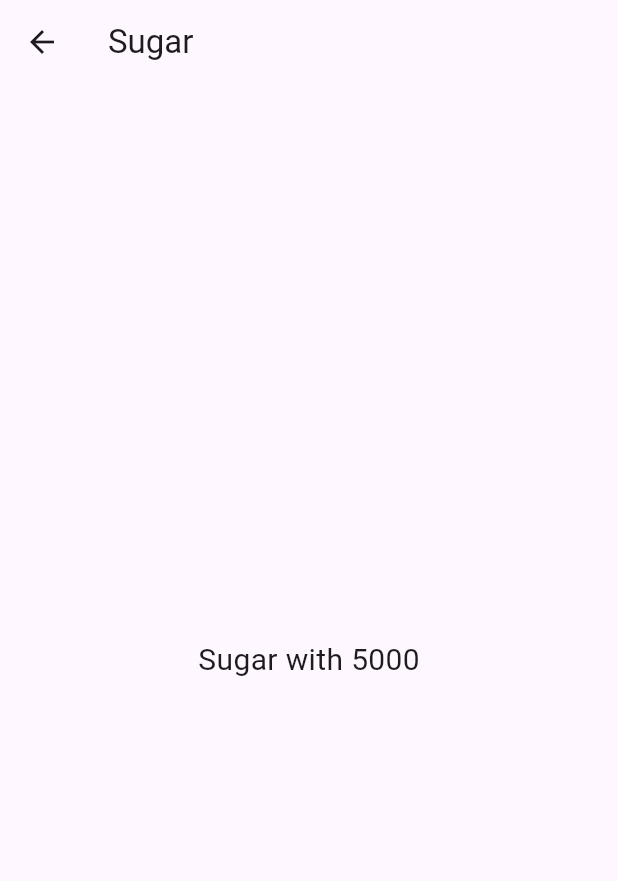
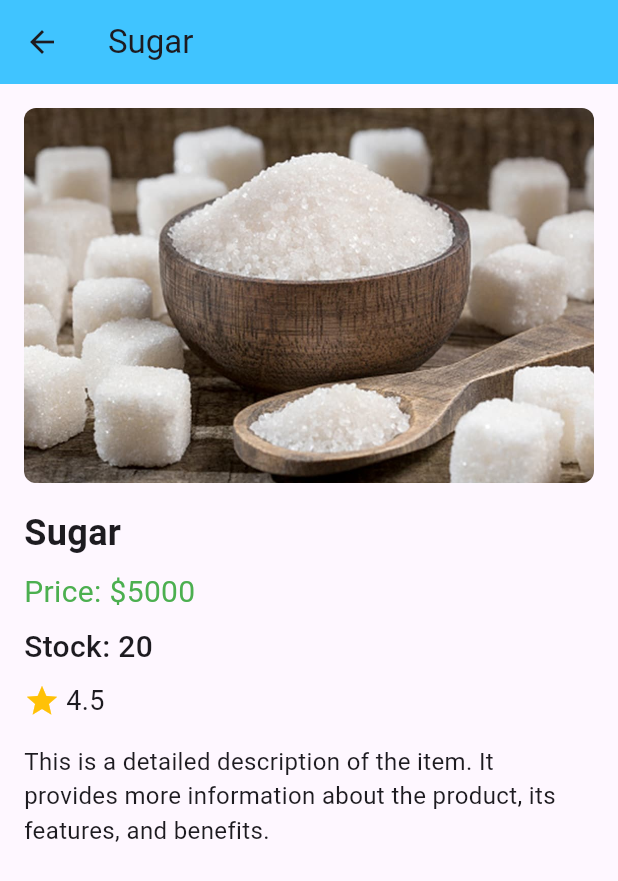
Before and after one commit to stewistzz/navigation_belanja, a Flutter app: the screen it shows after launch, after a tap on "Sugar", on a phone screen of 412 x 824 dp. Shown: the top 881 px of the screen. Run offline on Flutter 3.47's test engine with Material 3 defaults, Android fonts, the phone set to English and light mode, and no system bars.

Commit message:
modified item product

```diff
--- a/lib/models/item.dart
+++ b/lib/models/item.dart
@@ -4,11 +4,13 @@ class Item {
   final int price;
   final String imageUrl;
   final double rating;
+  final int stock;
 
   Item({
     required this.name,
     required this.price,
     required this.imageUrl,
     required this.rating,
+    required this.stock,
   });
 }
--- a/lib/pages/home_page.dart
+++ b/lib/pages/home_page.dart
@@ -4,8 +4,20 @@ import 'package:belanja/models/item.dart';
 class HomePage extends StatelessWidget {
   final List<Item> items = [
     // modifikasi untnuk menambahkan imageUrl dan rating
-    Item(name: 'Sugar', price: 5000, imageUrl: 'images/sugar.jpg', rating: 4.5),
-    Item(name: 'Salt', price: 2000, imageUrl: 'images/salt.jpeg', rating: 4.0),
+    Item(
+      name: 'Sugar',
+      price: 5000,
+      imageUrl: 'images/sugar.jpg',
+      rating: 4.5,
+      stock: 20,
+    ),
+    Item(
+      name: 'Salt',
+      price: 2000,
+      imageUrl: 'images/salt.jpeg',
+      rating: 4.0,
+      stock: 20,
+    ),
   ];
 
   @override
--- a/lib/pages/item_page.dart
+++ b/lib/pages/item_page.dart
@@ -7,11 +7,65 @@ class ItemPage extends StatelessWidget {
     final Item item = ModalRoute.of(context)!.settings.arguments as Item;
 
     return Scaffold(
-      appBar: AppBar(title: Text(item.name)),
-      body: Center(
-        child: Text(
-          '${item.name} with ${item.price}',
-          style: TextStyle(fontSize: 20),
+      appBar: AppBar(
+        title: Text(item.name),
+        backgroundColor: Colors.lightBlueAccent,
+      ),
+
+      body: SingleChildScrollView(
+        child: Padding(
+          padding: const EdgeInsets.all(16.0),
+          child: Column(
+            crossAxisAlignment: CrossAxisAlignment.start,
+            children: [
+              ClipRRect(
+                borderRadius: BorderRadius.circular(8),
+                child: Image.asset(
+                  item.imageUrl,
+                  fit: BoxFit.cover,
+                  width: double.infinity,
+                  height: 250,
+                ),
+              ),
+              const SizedBox(height: 16),
+              Text(
+                item.name,
+                style: const TextStyle(
+                  fontSize: 24,
+                  fontWeight: FontWeight.bold,
+                ),
+              ),
+              const SizedBox(height: 8),
+              Text(
+                'Price: \$${item.price}',
+                style: const TextStyle(fontSize: 20, color: Colors.green),
+              ),
+              const SizedBox(height: 8),
+              Text(
+                'Stock: ${item.stock}',
+                style: const TextStyle(
+                  fontSize: 20,
+                  fontWeight: FontWeight.w500,
+                ),
+              ),
+              const SizedBox(height: 8),
+              Row(
+                children: [
+                  Icon(Icons.star, color: Colors.amber),
+                  SizedBox(width: 4),
+                  Text(
+                    item.rating.toString(),
+                    style: const TextStyle(fontSize: 18),
+                  ),
+                ],
+              ),
+              const SizedBox(height: 16),
+              const Text(
+                'This is a detailed description of the item. It provides more information about the product, its features, and benefits.',
+                style: TextStyle(fontSize: 16),
+              ),
+            ],
+          ),
         ),
       ),
     );
```
